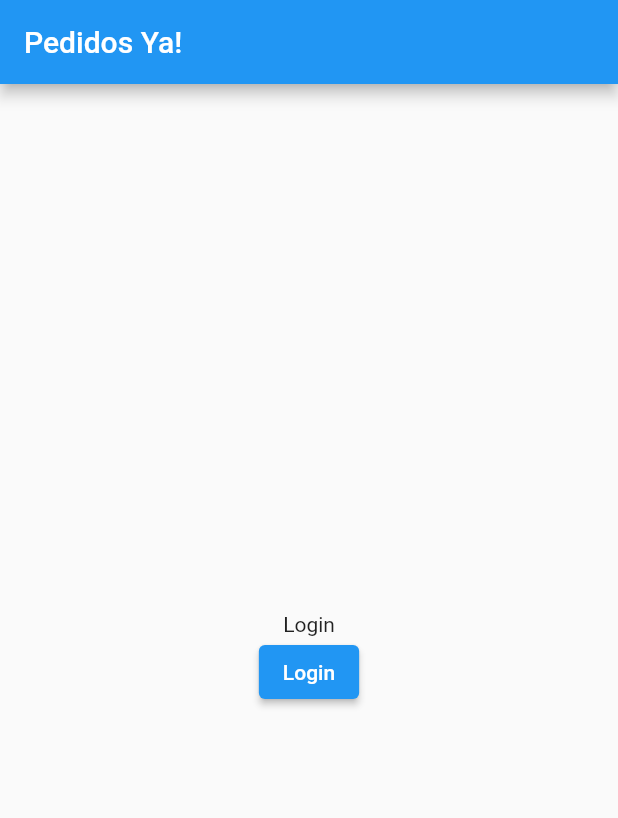
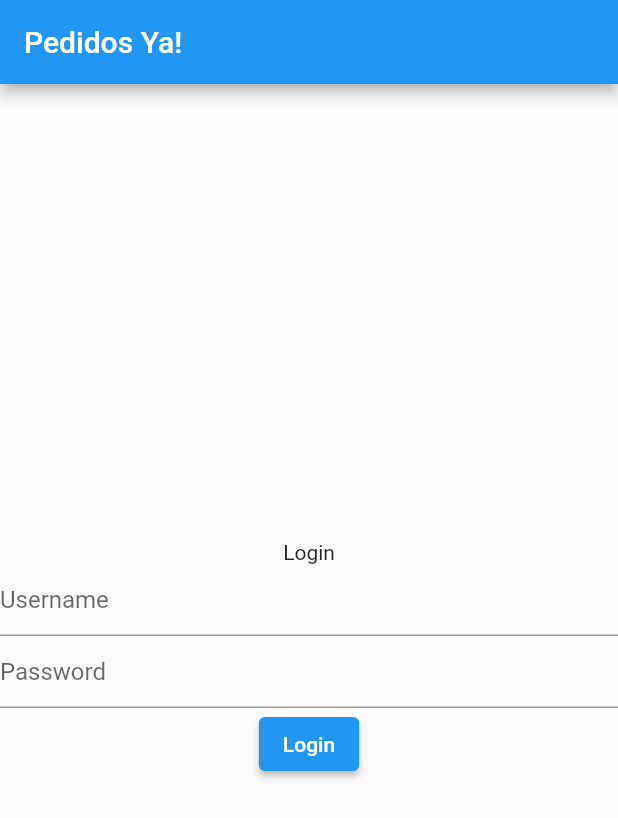
Before and after one commit to ucb-software/demo_cubit, a Flutter app: the screen it shows after launch, on a phone screen of 412 x 824 dp. Shown: the top 818 px of the screen. Run offline on Flutter 3.47's test engine with Material 2 defaults, Android fonts, the light colour scheme and no system bars; our stand-ins replace flutter_bloc.

Commit message:
Implementado Login

```diff
--- a/lib/main.dart
+++ b/lib/main.dart
@@ -1,3 +1,4 @@
+import 'package:demo_cubit/ui/login_page.dart';
 import 'package:flutter/material.dart';
 import 'package:flutter_bloc/flutter_bloc.dart';
 
@@ -39,8 +40,8 @@
         ),
         body: BlocBuilder<AppCubit, AppState>(
           builder: (BuildContext context, state) {
-            if (state.isLoading) {
-              return const Center(child: CircularProgressIndicator());
+            if (!state.isUserLoggedIn) {
+              return LoginPage();
             } else if (state.isUserLoggedIn) {
               return Center(
                 child: Column(
@@ -56,20 +57,7 @@
                 ),
               );
             } else {
-              return Center(
-                child: Column(
-                  mainAxisAlignment: MainAxisAlignment.center,
-                  children: [
-                    const Text("Login"),
-                    ElevatedButton(
-                        onPressed: () {
-                          BlocProvider.of<AppCubit>(context)
-                              .login("jperez", "123456");
-                        },
-                        child: const Text("Login"))
-                  ],
-                ),
-              );
+              return const Center(child: Text("Error"));
             }
           },
         ) // This trailing comma makes auto-formatting nicer for build methods.
--- /dev/null
+++ b/lib/ui/login_page.dart
@@ -0,0 +1,58 @@
+import 'package:demo_cubit/cubit/app_cubit.dart';
+import 'package:flutter/material.dart';
+import 'package:flutter_bloc/flutter_bloc.dart';
+
+class LoginPage extends StatefulWidget {
+  const LoginPage({Key? key}) : super(key: key);
+
+  @override
+  State<LoginPage> createState() => _LoginPageState();
+}
+
+class _LoginPageState extends State<LoginPage> {
+  final _usernameController = TextEditingController();
+  final _passwordController = TextEditingController();
+
+  @override
+  Widget build(BuildContext context) {
+    return Center(
+        child: BlocConsumer<AppCubit, AppState>(
+      listener: (context, state) {
+        if (state.isLoading) {
+          ScaffoldMessenger.of(context).showSnackBar(const SnackBar(
+              content: Text("Espere mientras procesamos su solicitud")));
+        }
+      },
+      builder: (context, state) {
+        return formLogin();
+      },
+    ));
+  }
+
+  Widget formLogin() {
+    return Column(
+      mainAxisAlignment: MainAxisAlignment.center,
+      children: [
+        const Text("Login"),
+        TextField(
+          controller: _usernameController,
+          decoration: const InputDecoration(
+            hintText: "Username",
+          ),
+        ),
+        TextField(
+          controller: _passwordController,
+          decoration: const InputDecoration(
+            hintText: "Password",
+          ),
+        ),
+        ElevatedButton(
+            onPressed: () {
+              BlocProvider.of<AppCubit>(context)
+                  .login(_usernameController.text, _passwordController.text);
+            },
+            child: const Text("Login"))
+      ],
+    );
+  }
+}
```
